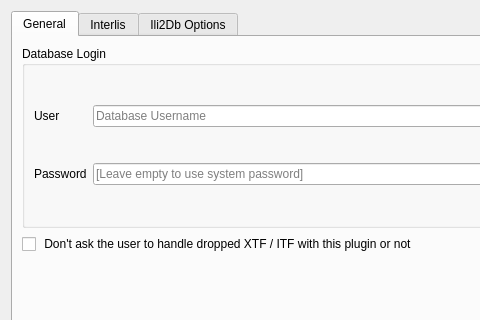
Qt form QgisModelBaker/ui/options.ui (opengisch/QgisModelBaker) before a commit; both pictures show x 0 to 480 and y 0 to 320 of the 737 by 492 pixel window.
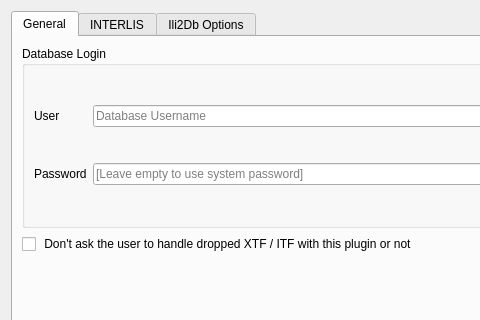
The same form after that commit. Custom widgets are drawn as their Qt base class.

Commit message: Avoid writing Interlis

What changed in the file:
```diff
--- a/QgisModelBaker/ui/options.ui
+++ b/QgisModelBaker/ui/options.ui
@@ -91,7 +91,7 @@
      </widget>
      <widget class="QWidget" name="tab_2">
       <attribute name="title">
-       <string>Interlis</string>
+       <string>INTERLIS</string>
       </attribute>
       <layout class="QGridLayout" name="gridLayout_2">
        <item row="0" column="0" colspan="2">
```
Left out of the diff: 2 changed lines with no effect on the pictures. The commit also changes 10 other files.
